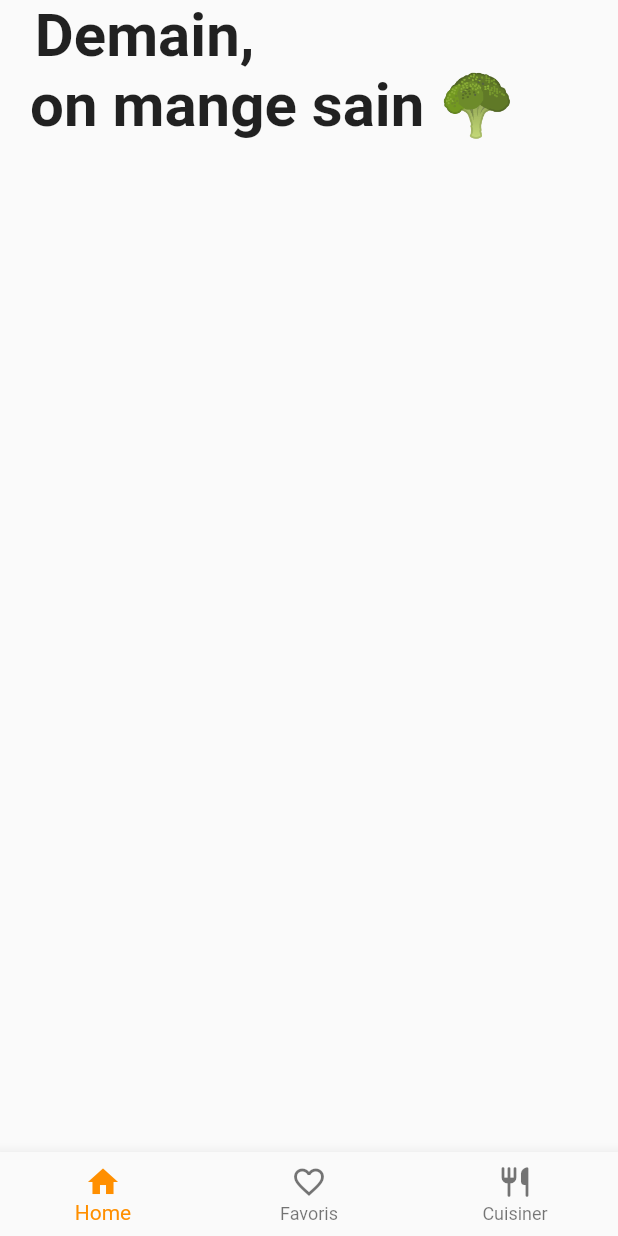
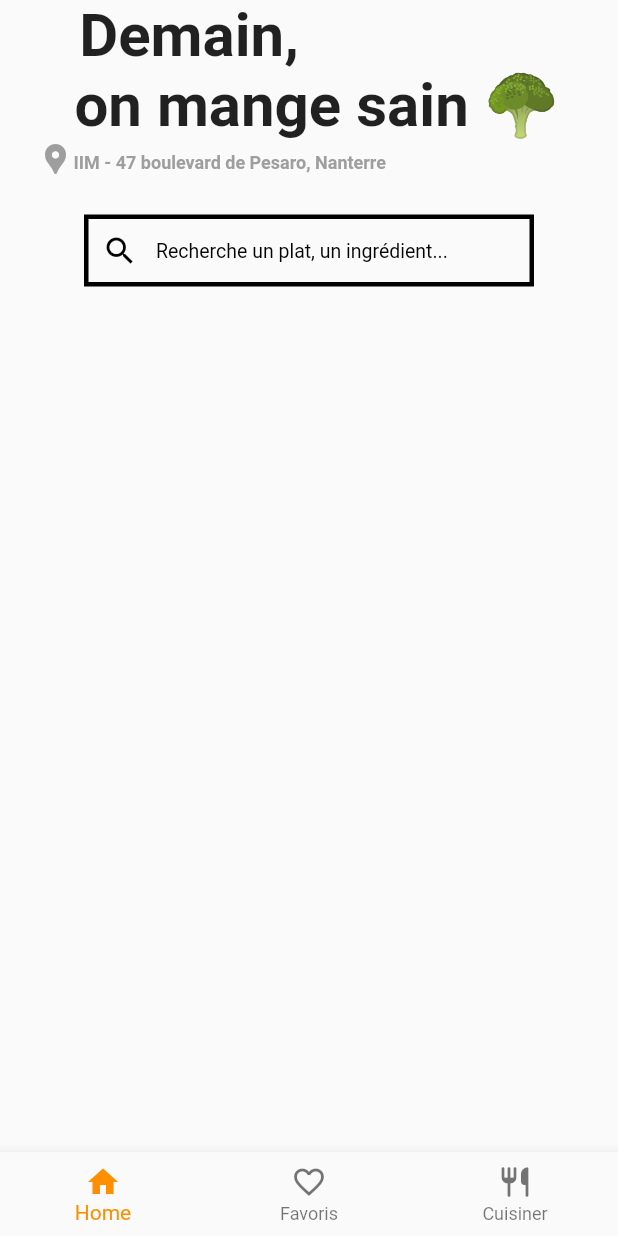
Before and after one commit to Harold-Gang/studeat, a Flutter app: the screen it shows after launch, on a phone screen of 412 x 824 dp. Run offline on Flutter 3.47's test engine with Material 2 defaults, Android fonts, the light colour scheme and no system bars.

Commit message:
ADD search bar

```diff
--- a/lib/home_page.dart
+++ b/lib/home_page.dart
@@ -16,15 +16,42 @@ class _HomePageState extends State<HomePage> {
         child: Container(
           alignment: Alignment.topLeft,
           child: Column(
-            children: const [
-              Padding(
-                padding: EdgeInsets.only(right: 150), //apply padding to some sides only
+            children: [
+              const Padding(
+                padding: EdgeInsets.only(right: 160), //apply padding to some sides only
                 child: Text("Demain,", style: TextStyle(fontSize: 40, fontWeight: FontWeight.bold)),
               ),
-              Padding(
-                padding: EdgeInsets.only(left: 20), //apply padding to some sides only
+              const Padding(
+                padding: EdgeInsets.only(left: 10), //apply padding to some sides only
                 child: Text("on mange sain 🥦", style: TextStyle(fontSize: 40, fontWeight: FontWeight.bold)),
               ),
+              Row(
+                children: const [
+                  Padding(
+                    padding: EdgeInsets.only(left: 25, bottom: 25), //apply padding to some sides only
+                    child: Icon(Icons.location_pin, color: Colors.grey),
+                  ),
+                  Padding(
+                    padding: EdgeInsets.only(bottom: 20),
+                    child: Text("IIM - 47 boulevard de Pesaro, Nanterre", style: TextStyle(fontSize: 12, fontWeight: FontWeight.bold, color: Colors.grey)),
+                  )
+                ],
+              ),
+              const SizedBox(
+                width: 300,
+                child: TextField(
+                decoration: InputDecoration(
+                  prefixIcon: Icon(Icons.search, color: Colors.black),
+                  hintStyle: TextStyle(color: Colors.black, fontSize: 13),
+                  enabledBorder: OutlineInputBorder(
+                    borderSide: BorderSide(width: 3, color: Colors.black),
+                    borderRadius: BorderRadius.zero
+                  ),
+                  hintText: 'Recherche un plat, un ingrédient...',
+                  contentPadding: EdgeInsets.symmetric(vertical: 10)
+                ),
+              ),
+              )
             ],
           ),
         ),
```
